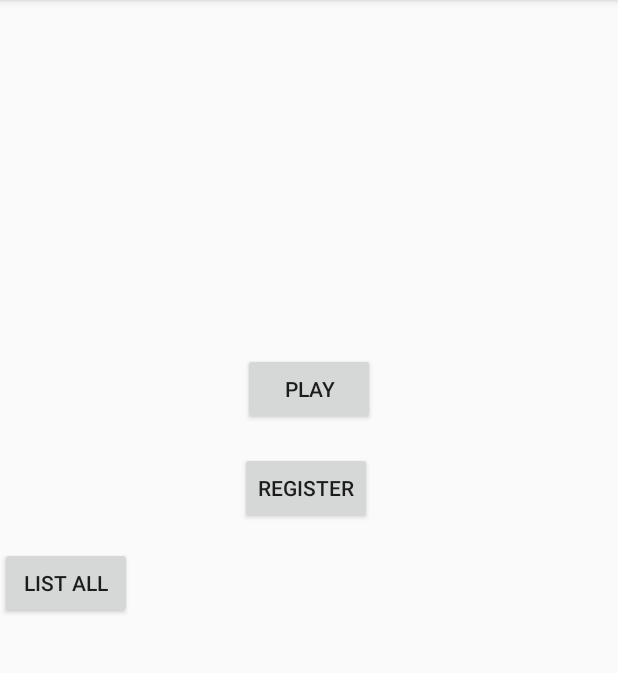
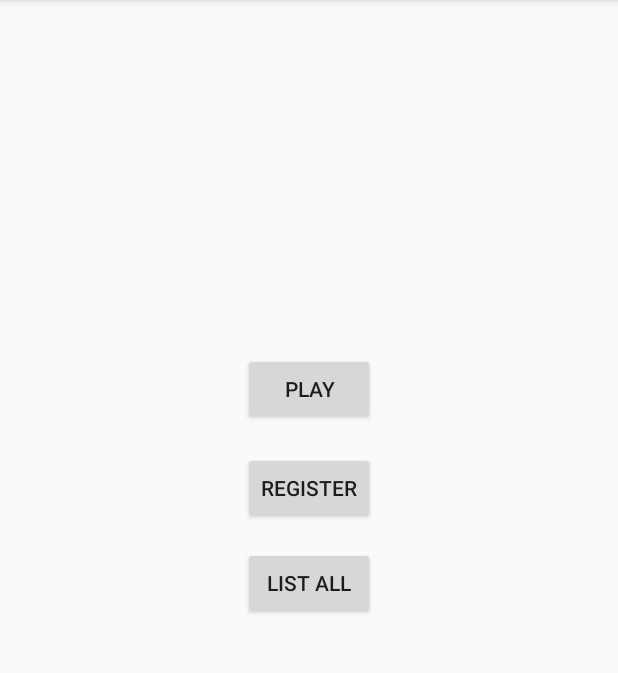
Before and after one commit to joabetc/android_Quiz, an Android app: the screen it shows after launch (MainActivity), on a phone screen of 412 x 824 dp, the part 84-757 px from its top. Run offline under Robolectric (Android 15) with nearby library versions, the phone set to English and light mode, and no system bars.

Commit message:
Fixing constraints

```diff
--- a/app/src/main/res/layout/activity_main.xml
+++ b/app/src/main/res/layout/activity_main.xml
@@ -12,7 +12,7 @@
         android:layout_height="wrap_content"
         android:layout_marginStart="161dp"
         android:layout_marginTop="235dp"
-        android:layout_marginEnd="162dp"
+        android:layout_marginEnd="161dp"
         android:text="@string/btnPlay"
         app:layout_constraintEnd_toEndOf="parent"
         app:layout_constraintStart_toStartOf="parent"
@@ -22,9 +22,11 @@
         android:id="@+id/btnRegister"
         android:layout_width="wrap_content"
         android:layout_height="wrap_content"
-        android:layout_marginStart="160dp"
+        android:layout_marginStart="161dp"
         android:layout_marginTop="18dp"
+        android:layout_marginEnd="161dp"
         android:text="@string/btnRegister"
+        app:layout_constraintEnd_toEndOf="parent"
         app:layout_constraintStart_toStartOf="parent"
         app:layout_constraintTop_toBottomOf="@+id/btnPlay" />
 
@@ -32,8 +34,18 @@
         android:id="@+id/btnListAll"
         android:layout_width="wrap_content"
         android:layout_height="wrap_content"
+        android:layout_marginStart="161dp"
         android:layout_marginTop="15dp"
+        android:layout_marginEnd="161dp"
         android:text="@string/btnListAll"
-        app:layout_constraintTop_toBottomOf="@+id/btnRegister"
-        tools:layout_editor_absoluteX="161dp" />
+        app:layout_constraintEnd_toEndOf="parent"
+        app:layout_constraintStart_toStartOf="parent"
+        app:layout_constraintTop_toBottomOf="@+id/btnRegister" />
+
+    <android.support.constraint.Guideline
+        android:id="@+id/guideline"
+        android:layout_width="wrap_content"
+        android:layout_height="wrap_content"
+        android:orientation="horizontal"
+        app:layout_constraintGuide_begin="20dp" />
 </android.support.constraint.ConstraintLayout>
```
